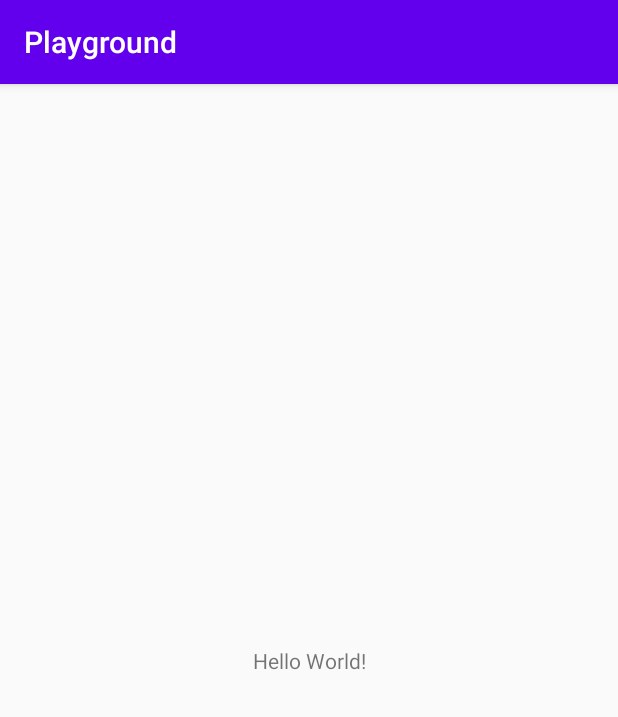
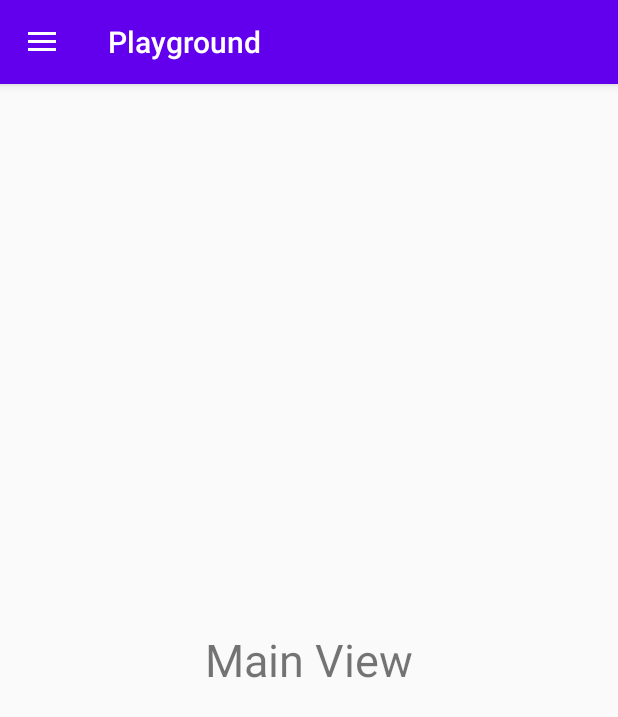
Before and after one commit to Rkleib/Playground, an Android app: the screen it shows after launch (MainActivity), on a phone screen of 412 x 824 dp. Shown: the top 717 px of the screen. Run offline under Robolectric (Android 15) with nearby library versions, the phone set to English and light mode, and no system bars.

Commit message:
add navigation drawer base

```diff
--- a/app/build.gradle
+++ b/app/build.gradle
@@ -25,6 +25,7 @@ dependencies {
     implementation fileTree(dir: "libs", include: ["*.jar"])
     implementation 'androidx.appcompat:appcompat:1.1.0'
     implementation 'androidx.constraintlayout:constraintlayout:1.1.3'
+    implementation 'com.android.support:design:28.0.0'
     testImplementation 'junit:junit:4.12'
     androidTestImplementation 'androidx.test.ext:junit:1.1.1'
     androidTestImplementation 'androidx.test.espresso:espresso-core:3.2.0'
--- a/app/src/main/java/com/rkleib/android/playground/MainActivity.java
+++ b/app/src/main/java/com/rkleib/android/playground/MainActivity.java
@@ -1,14 +1,64 @@
 package com.rkleib.android.playground;
 
+import androidx.annotation.NonNull;
+import androidx.appcompat.app.ActionBarDrawerToggle;
 import androidx.appcompat.app.AppCompatActivity;
+import androidx.drawerlayout.widget.DrawerLayout;
 
 import android.os.Bundle;
+import android.view.MenuItem;
+import android.widget.Toast;
+
+import com.google.android.material.navigation.NavigationView;
 
 public class MainActivity extends AppCompatActivity {
+
+    private DrawerLayout drawerLayout;
+    private ActionBarDrawerToggle actionBarDrawerToggle;
+    private NavigationView navigationView;
 
     @Override
     protected void onCreate(Bundle savedInstanceState) {
         super.onCreate(savedInstanceState);
         setContentView(R.layout.activity_main);
+
+        drawerLayout = (DrawerLayout) findViewById(R.id.activity_main);
+        actionBarDrawerToggle = new ActionBarDrawerToggle(this, drawerLayout, R.string.open, R.string.close);
+
+        drawerLayout.addDrawerListener(actionBarDrawerToggle);
+        actionBarDrawerToggle.syncState();
+
+        getSupportActionBar().setDisplayHomeAsUpEnabled(true);
+
+        navigationView = (NavigationView) findViewById(R.id.navigation_view);
+        navigationView.setNavigationItemSelectedListener(new NavigationView.OnNavigationItemSelectedListener() {
+            @Override
+            public boolean onNavigationItemSelected(@NonNull MenuItem menuItem) {
+                int id = menuItem.getItemId();
+                switch (id) {
+                    case R.id.menu_1:
+                        Toast.makeText(MainActivity.this, "Menu 1", Toast.LENGTH_SHORT).show();
+                        break;
+                    case R.id.menu_2:
+                        Toast.makeText(MainActivity.this, "Menu 2", Toast.LENGTH_SHORT).show();
+                        break;
+                    case R.id.menu_3:
+                        Toast.makeText(MainActivity.this, "Menu 3", Toast.LENGTH_SHORT).show();
+                        break;
+                    default:
+                        return true;
+                }
+                return true;
+            }
+        });
+    }
+
+    @Override
+    public boolean onOptionsItemSelected(MenuItem item) {
+
+        if (actionBarDrawerToggle.onOptionsItemSelected(item))
+            return true;
+
+        return super.onOptionsItemSelected(item);
     }
 }
--- a/app/src/main/res/layout/activity_main.xml
+++ b/app/src/main/res/layout/activity_main.xml
@@ -1,18 +1,30 @@
 <?xml version="1.0" encoding="utf-8"?>
-<androidx.constraintlayout.widget.ConstraintLayout xmlns:android="http://schemas.android.com/apk/res/android"
+<androidx.drawerlayout.widget.DrawerLayout
+    xmlns:android="http://schemas.android.com/apk/res/android"
     xmlns:tools="http://schemas.android.com/tools"
     xmlns:app="http://schemas.android.com/apk/res-auto"
+    android:id="@+id/activity_main"
     android:layout_width="match_parent"
-    android:layout_height="match_parent"
-    tools:context=".MainActivity">
+    android:layout_height="match_parent">
 
-    <TextView
+    <RelativeLayout
+        android:layout_width="match_parent"
+        android:layout_height="match_parent">
+
+        <TextView
+            android:layout_width="wrap_content"
+            android:layout_height="wrap_content"
+            android:text="Main View"
+            android:textSize="30sp"
+            android:layout_centerInParent="true"
+            tools:ignore="HardcodedText" />
+    </RelativeLayout>
+
+    <com.google.android.material.navigation.NavigationView
+        android:id="@+id/navigation_view"
         android:layout_width="wrap_content"
-        android:layout_height="wrap_content"
-        android:text="Hello World!"
-        app:layout_constraintBottom_toBottomOf="parent"
-        app:layout_constraintLeft_toLeftOf="parent"
-        app:layout_constraintRight_toRightOf="parent"
-        app:layout_constraintTop_toTopOf="parent" />
-
-</androidx.constraintlayout.widget.ConstraintLayout>
+        android:layout_height="match_parent"
+        app:menu="@menu/navigation_menu"
+        android:layout_gravity="start"
+        app:headerLayout="@layout/nav_header"/>
+</androidx.drawerlayout.widget.DrawerLayout>
--- /dev/null
+++ b/app/src/main/res/menu/navigation_menu.xml
@@ -0,0 +1,16 @@
+<?xml version="1.0" encoding="utf-8"?>
+<menu xmlns:tools="http://schemas.android.com/tools"
+    xmlns:android="http://schemas.android.com/apk/res/android">
+    <item
+        android:id="@+id/menu_1"
+        android:title="Menu 1"
+        tools:ignore="HardcodedText" />
+    <item
+        android:id="@+id/menu_2"
+        android:title="Menu 2"
+        tools:ignore="HardcodedText" />
+    <item
+        android:id="@+id/menu_3"
+        android:title="Menu 3"
+        tools:ignore="HardcodedText" />
+</menu>
--- a/app/src/main/res/values/strings.xml
+++ b/app/src/main/res/values/strings.xml
@@ -1,3 +1,5 @@
 <resources>
     <string name="app_name">Playground</string>
+    <string name="open">Open</string>
+    <string name="close">Close</string>
 </resources>
```
Also changed, not shown: app/src/main/res/drawable/ic_android_black.xml (added, +9 -0 lines), app/src/main/res/layout/nav_header.xml (added, +16 -0 lines).
